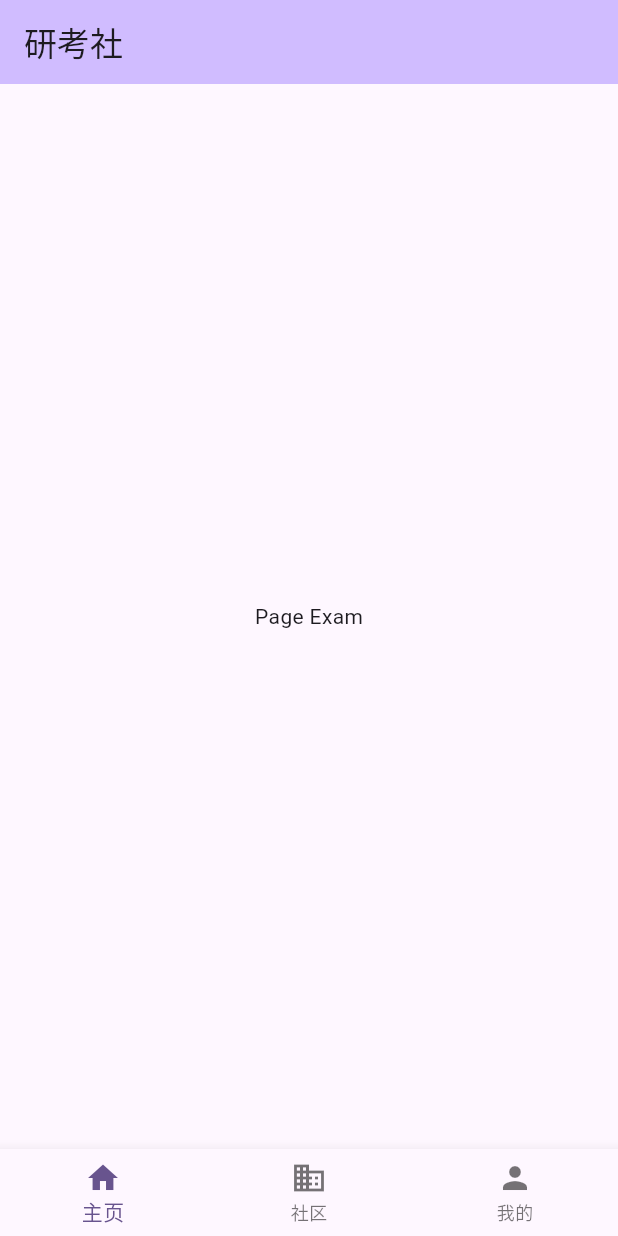
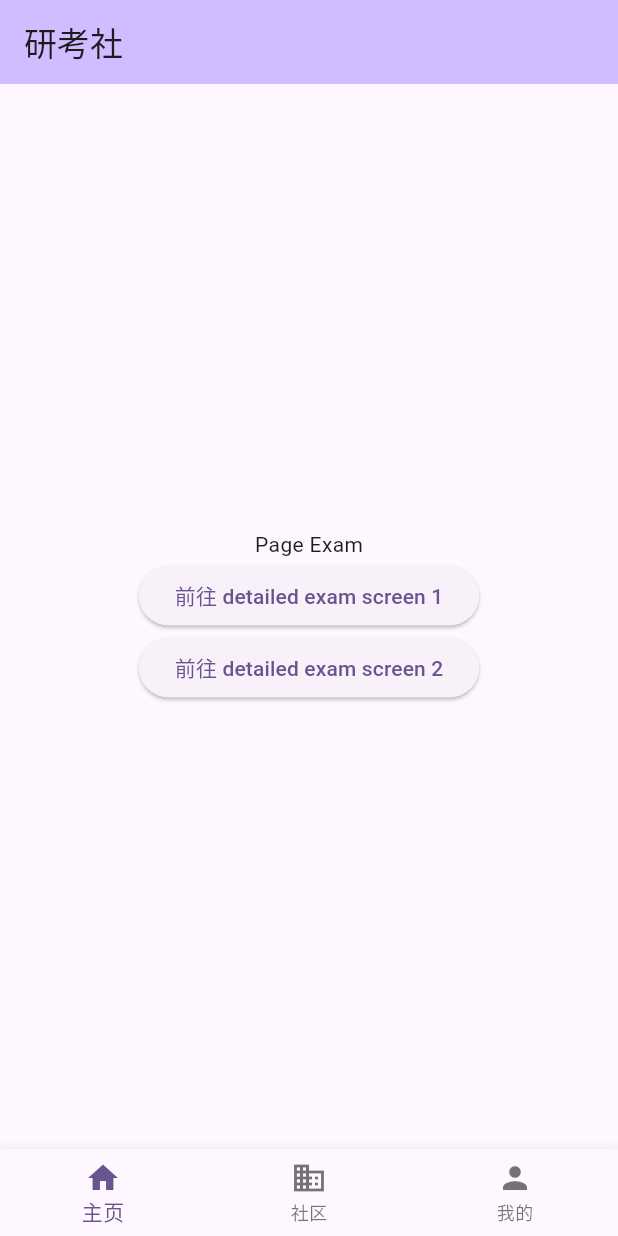
Before and after one commit to HHepan/exam-community, a Flutter app: the screen it shows after launch, on a phone screen of 412 x 824 dp. Run offline on Flutter 3.47's test engine with Material 3 defaults, Android fonts, the light colour scheme and no system bars.

Commit message:
初始化补充：点击初始界面的不同按钮转跳到不同的深层界面

```diff
--- a/lib/exam/exam.dart
+++ b/lib/exam/exam.dart
@@ -1,10 +1,38 @@
 import 'package:flutter/material.dart';
+
+import 'exam-screen-1.dart';
+import 'exam-screen-2.dart';
 
 class Exam extends StatelessWidget {
   @override
   Widget build(BuildContext context) {
-    return Container(
-      child: Center(child: Text('Page Exam')),
+    return Scaffold(
+      body: Center(
+        child: Column(
+          mainAxisAlignment: MainAxisAlignment.center,
+          children: <Widget>[
+            Text('Page Exam'),
+            ElevatedButton(
+              onPressed: () {
+                Navigator.push(
+                  context,
+                  MaterialPageRoute(builder: (context) => DetailedExamScreen1()),
+                );
+              },
+              child: Text('前往 detailed exam screen 1'),
+            ),
+            ElevatedButton(
+              onPressed: () {
+                Navigator.push(
+                  context,
+                  MaterialPageRoute(builder: (context) => DetailedExamScreen2()),
+                );
+              },
+              child: Text('前往 detailed exam screen 2'),
+            ),
+          ],
+        ),
+      ),
     );
   }
 }
```
Also changed, not shown: lib/exam/exam-screen-1.dart (added, +27 -0 lines), lib/exam/exam-screen-2.dart (added, +27 -0 lines).
